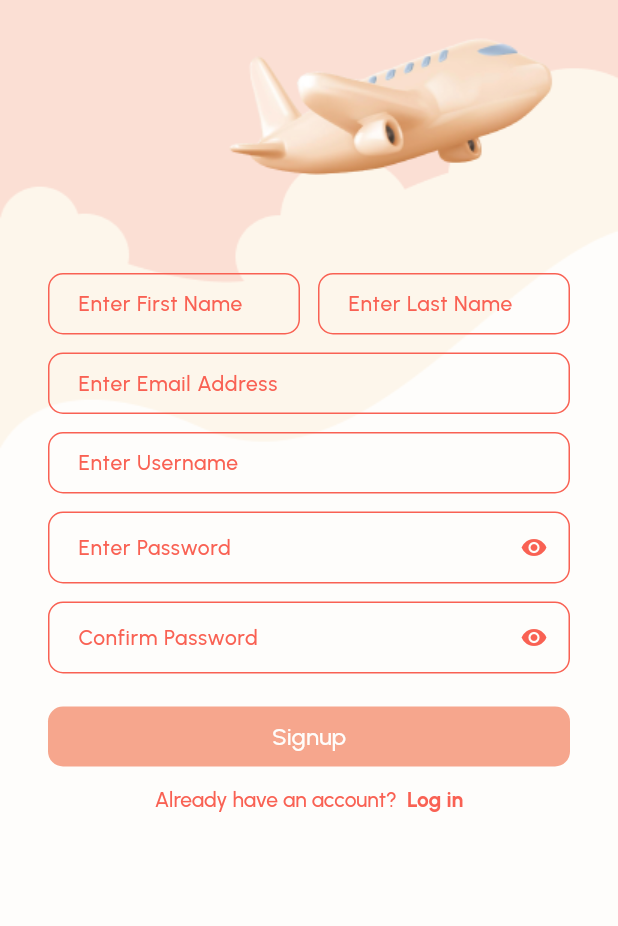
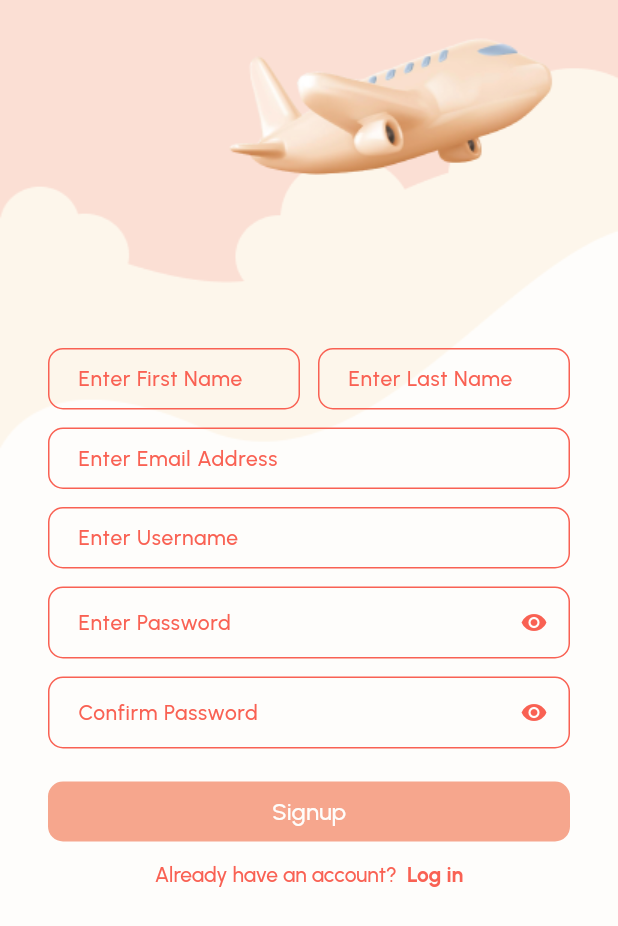
Before and after one commit to rang109/travel-app, a Flutter app: the SignupPage screen opened directly, on a phone screen of 412 x 824 dp. Shown: the top 926 px of the screen. Run offline on Flutter 3.47's test engine with Material 3 defaults, Android fonts, the phone set to English and light mode, and no system bars; our stand-ins replace flutter_svg, pinput; missing offline and left inert: is_valid.

Commit message:
configured keyboards for text inputs in signup and verify email pages

```diff
--- a/client/lib/pages/auth/signup_page.dart
+++ b/client/lib/pages/auth/signup_page.dart
@@ -83,9 +83,7 @@ class _SignupPageState extends State<SignupPage> {
             fit: BoxFit.cover,
           ),
         ),
-        child: Stack(
-          children: <Widget>[
-            Center(
+        child: Center(
           child: Padding(
             padding: EdgeInsets.symmetric(horizontal: 32.0),
             child: Column(
@@ -122,12 +120,9 @@ class _SignupPageState extends State<SignupPage> {
                     ],
                   ),
                 ),
-                    SizedBox(height: 100.0),
               ],
             ),
           ),
-            ),
-          ],
         ),
       ),
     );
--- a/client/lib/widgets/auth/auth_text_field.dart
+++ b/client/lib/widgets/auth/auth_text_field.dart
@@ -9,6 +9,7 @@ class AuthTextField extends StatefulWidget {
   final bool? isProtected;
   final Function(String)? onChanged;
   final String? Function(String?)? validator;
+  final TextInputType? keyboardType;
 
   const AuthTextField({
     super.key,
@@ -16,6 +17,7 @@ class AuthTextField extends StatefulWidget {
     this.isProtected,
     this.onChanged,
     this.validator,
+    this.keyboardType,
   });
 
   @override
@@ -60,6 +62,7 @@ class _AuthTextFieldState extends State<AuthTextField> {
       style: AppTextStyles.LABEL_2.copyWith(
         color: AppColors.TOMATO,
       ),
+      keyboardType: widget.keyboardType,
       onChanged: widget.onChanged,
       decoration: InputDecoration(
         isDense: true,
--- a/client/lib/widgets/auth/otp_input_field.dart
+++ b/client/lib/widgets/auth/otp_input_field.dart
@@ -33,7 +33,7 @@ class _OtpInputFieldState extends State<OtpInputField> {
           length: 6,
           mainAxisAlignment: MainAxisAlignment.spaceEvenly,
           onChanged: widget.onChanged,
-          keyboardType: TextInputType.text,
+          keyboardType: TextInputType.visiblePassword,
           inputFormatters: [
             FilteringTextInputFormatter.allow(RegExp("[a-zA-Z0-9]")),
           ],
--- a/client/lib/widgets/auth/signup_form.dart
+++ b/client/lib/widgets/auth/signup_form.dart
@@ -87,6 +87,7 @@ class _SignupFormState extends State<SignupForm> {
                   labelText: 'Enter First Name',
                   onChanged: (value) =>
                     widget.onFieldChanged('firstName', value),
+                  keyboardType: TextInputType.name,
                 ),
               ),
               SizedBox(width: 12.0),
@@ -95,6 +96,7 @@ class _SignupFormState extends State<SignupForm> {
                   labelText: 'Enter Last Name',
                   onChanged: (value) =>
                     widget.onFieldChanged('lastName', value),
+                  keyboardType: TextInputType.name,
                 ),
               ),
             ],
@@ -105,6 +107,7 @@ class _SignupFormState extends State<SignupForm> {
             onChanged: (value) =>
               widget.onFieldChanged('emailAddress', value),
             validator: emailAddressValidator,
+            keyboardType: TextInputType.emailAddress,
           ),
           SizedBox(height: 12.0),
           AuthTextField(
@@ -119,6 +122,7 @@ class _SignupFormState extends State<SignupForm> {
             onChanged: (value) =>
               widget.onFieldChanged('password', value),
             validator: passwordValidator,
+            keyboardType: TextInputType.visiblePassword,
           ),
           SizedBox(height: 12.0),
           AuthTextField(
@@ -127,6 +131,7 @@ class _SignupFormState extends State<SignupForm> {
             onChanged: (value) =>
               widget.onFieldChanged('confirmPassword', value),
             validator: confirmPasswordValidator,
+            keyboardType: TextInputType.visiblePassword
           ),
           // SUBMIT BUTTON
           SizedBox(height: 18.0),
```
Lines whose indentation alone changed are shown as unchanged.
